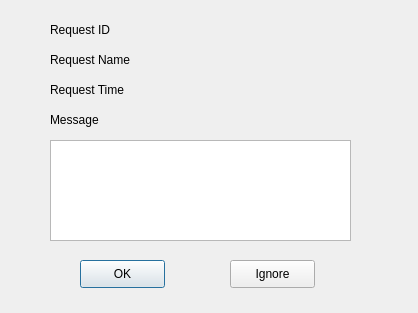
Qt form chat/notice_dialog.ui (bitlinux/qtchat) before a commit.
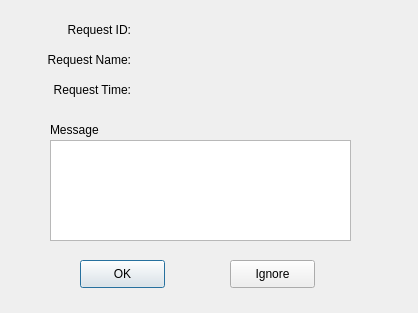
The same form after that commit.

Diff of the .ui file:
```diff
--- a/chat/notice_dialog.ui
+++ b/chat/notice_dialog.ui
@@ -49,47 +49,56 @@
   <widget class="QLabel" name="label">
    <property name="geometry">
     <rect>
-     <x>50</x>
+     <x>10</x>
      <y>80</y>
      <width>121</width>
      <height>20</height>
     </rect>
    </property>
    <property name="text">
-    <string>Request Time</string>
+    <string>Request Time:</string>
+   </property>
+   <property name="alignment">
+    <set>Qt::AlignRight|Qt::AlignTrailing|Qt::AlignVCenter</set>
    </property>
   </widget>
   <widget class="QLabel" name="label_2">
    <property name="geometry">
     <rect>
-     <x>50</x>
+     <x>10</x>
      <y>20</y>
      <width>121</width>
      <height>20</height>
     </rect>
    </property>
    <property name="text">
-    <string>Request ID</string>
+    <string>Request ID:</string>
+   </property>
+   <property name="alignment">
+    <set>Qt::AlignRight|Qt::AlignTrailing|Qt::AlignVCenter</set>
    </property>
   </widget>
   <widget class="QLabel" name="notice_time">
    <property name="geometry">
     <rect>
-     <x>50</x>
+     <x>10</x>
      <y>50</y>
-     <width>101</width>
+     <width>121</width>
      <height>20</height>
     </rect>
    </property>
    <property name="text">
-    <string>Request Name</string>
+    <string>Request Name:</string>
+   </property>
+   <property name="alignment">
+    <set>Qt::AlignRight|Qt::AlignTrailing|Qt::AlignVCenter</set>
    </property>
   </widget>
   <widget class="QLabel" name="label_3">
    <property name="geometry">
     <rect>
      <x>50</x>
-     <y>110</y>
+     <y>120</y>
      <width>121</width>
      <height>20</height>
     </rect>
@@ -101,7 +110,7 @@
   <widget class="QLabel" name="ID">
    <property name="geometry">
     <rect>
-     <x>180</x>
+     <x>140</x>
      <y>20</y>
      <width>151</width>
      <height>16</height>
@@ -114,7 +123,7 @@
   <widget class="QLabel" name="name">
    <property name="geometry">
     <rect>
-     <x>180</x>
+     <x>140</x>
      <y>50</y>
      <width>191</width>
      <height>16</height>
@@ -127,7 +136,7 @@
   <widget class="QLabel" name="time">
    <property name="geometry">
     <rect>
-     <x>180</x>
+     <x>140</x>
      <y>80</y>
      <width>201</width>
      <height>16</height>
```
